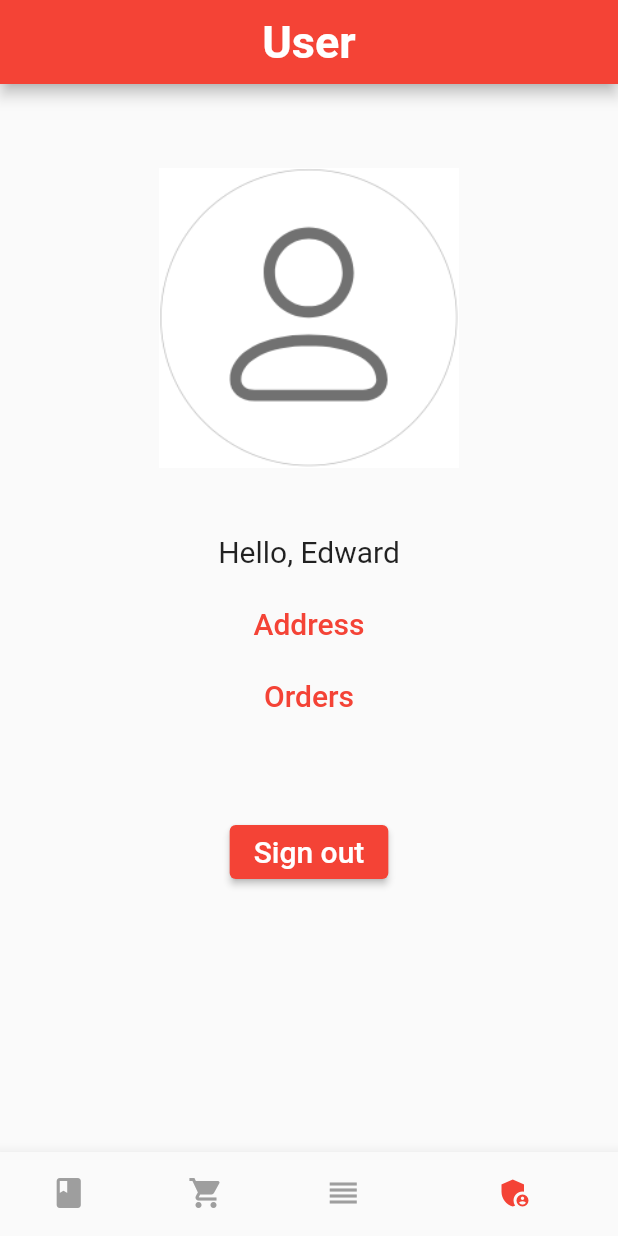
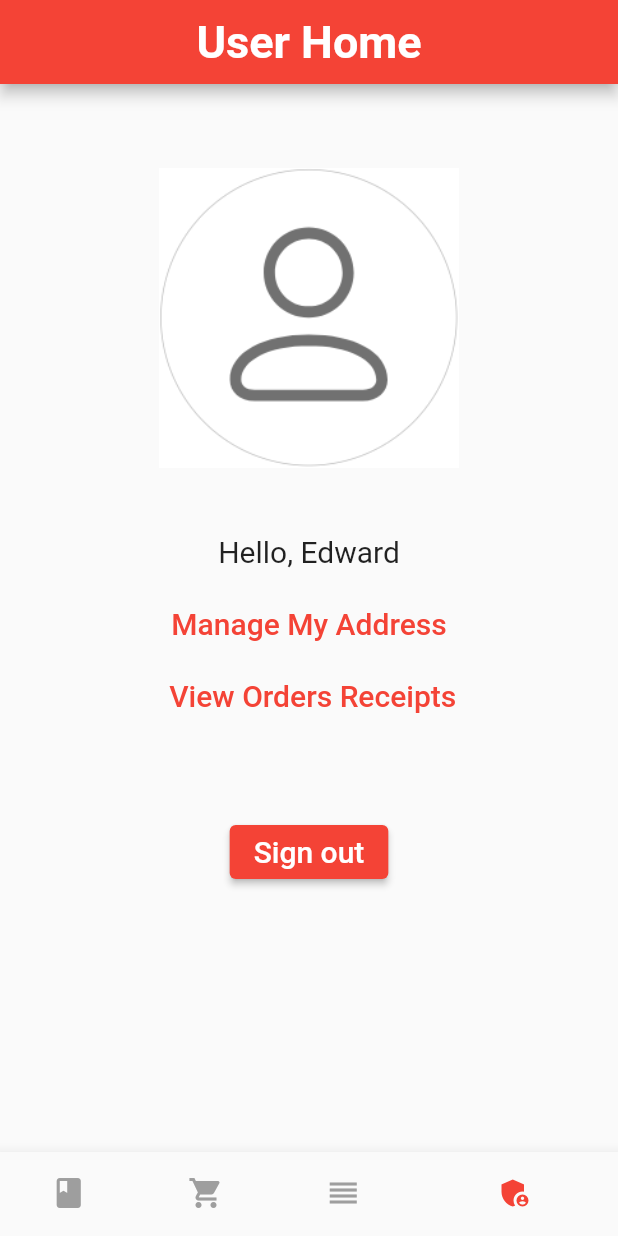
Before and after one commit to yuchenwzt/CSI5112_Team_Project, a Flutter app: the MainPage screen opened directly, item 4 of the bottom bar chosen, on a phone screen of 412 x 824 dp. Run offline on Flutter 3.47's test engine with Material 2 defaults, Android fonts, the phone set to English and light mode, and no system bars; our stand-ins replace multi_select_flutter; network calls fail.

Commit message:
rename components

```diff
--- a/lib/view/main_page.dart
+++ b/lib/view/main_page.dart
@@ -19,19 +19,19 @@ class MainPageState extends State<MainPage> {
   static const TextStyle optionStyle = TextStyle(fontSize: 30, fontWeight: FontWeight.bold, color: Colors.white);
   static const List<Widget> titleOptions = <Widget>[
     Text(
-      'Items',
+      'Items Market',
       style: optionStyle,
     ),
     Text(
-      'Chart',
+      'Shopping Cart',
       style: optionStyle,
     ),
     Text(
-      'Order',
+      'Track Orders',
       style: optionStyle,
     ),
     Text(
-      'User',
+      'User Home',
       style: optionStyle,
     ),
   ];
--- a/lib/view/order_page/order_filter_panel.dart
+++ b/lib/view/order_page/order_filter_panel.dart
@@ -23,7 +23,7 @@ class OrderFilterPanel extends StatelessWidget {
         :
         Text("Current User purchased " + ordersState.itemId + " on " + ordersState.purchaseDate,
         style: const TextStyle(fontSize: 18, fontWeight: FontWeight.bold)),
-      subtitle: Text("Order ID: " + ordersState.orderId + "Order Status: " + ordersState.purchaseStatus,
+      subtitle: Text("Order ID: " + ordersState.orderId + " Order Status: " + ordersState.purchaseStatus,
         style: const TextStyle(fontSize: 14, color: Colors.black)
       )
     )).toList();
--- a/lib/view/user_page/user_page.dart
+++ b/lib/view/user_page/user_page.dart
@@ -3,7 +3,6 @@ import './historicalorders_page.dart';
 import 'package:flutter/material.dart';
 import '../../../../data/user_data.dart';
 import '../../../../module/user_presenter.dart';
-import '../login_page/login_page.dart';
 
 class UserPage extends StatefulWidget {
   const UserPage({Key? key}) : super(key: key);
@@ -43,7 +42,7 @@ class _UserPageState extends State<UserPage> implements UserViewContract {
               ),
               TextButton(
                 child: const Text(
-                  "Address",
+                  "Manage My Address",
                   style: TextStyle(fontSize: 20),
                 ),
                 // textColor: Colors.blue,
@@ -58,7 +57,7 @@ class _UserPageState extends State<UserPage> implements UserViewContract {
               ),
               TextButton(
                 child: const Text(
-                  "Orders",
+                  " View Orders Receipts",
                   style: TextStyle(fontSize: 20),
                 ),
                 // textColor: Colors.blue,
```
